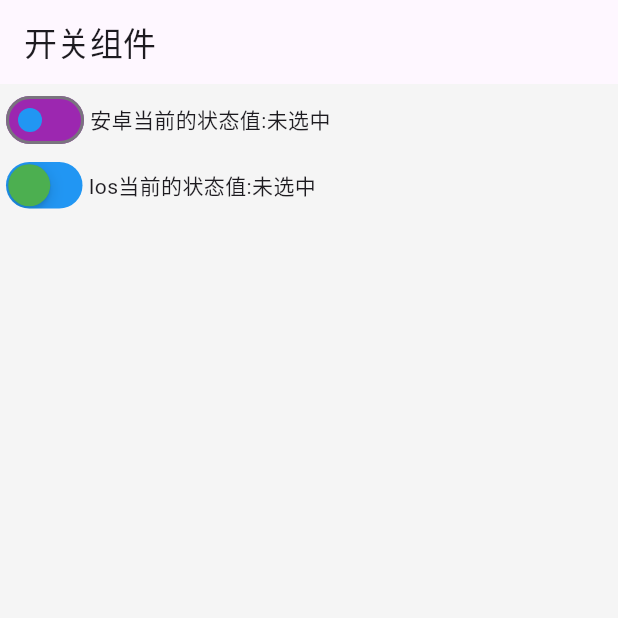
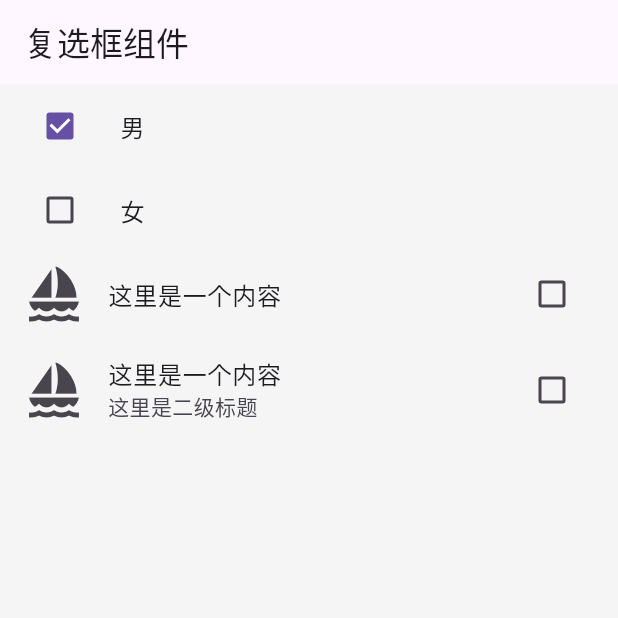
Before and after one commit to wxStart/flutter-dart-zhishi, a Flutter app: the screen it shows after launch, on a phone screen of 412 x 824 dp, the top half of it. Run offline on Flutter 3.47's test engine with Material 3 defaults, Android fonts, the phone set to English and light mode, and no system bars; our stand-ins replace dio, flutter_swiper_null_safety, shared_preferences.

Commit message:
复选框相关的内容

```diff
--- /dev/null
+++ b/lib/04表单/23.Checkbox.dart
@@ -0,0 +1,94 @@
+import 'package:flutter/material.dart';
+import 'package:flutter/cupertino.dart';
+
+class MyApp extends StatelessWidget {
+  @override
+  Widget build(BuildContext context) {
+    return MaterialApp(
+      home: Scaffold(
+        backgroundColor: Colors.grey[100],
+        appBar: AppBar(
+          title: const Text('复选框组件'),
+        ),
+        body: const Column(
+          children: [CheckBoxDemo()],
+        ),
+      ),
+    );
+  }
+}
+
+class CheckBoxDemo extends StatefulWidget {
+  const CheckBoxDemo({super.key});
+
+  @override
+  State<CheckBoxDemo> createState() => _CheckBoxDemoState();
+}
+
+class _CheckBoxDemoState extends State<CheckBoxDemo> {
+  bool _male = true;
+  bool _female = false;
+  bool _value = false;
+  @override
+  Widget build(BuildContext context) {
+    return Column(
+      children: [
+        ListTile(
+          leading: Checkbox(
+            value: _male,
+            onChanged: (value) {
+              setState(() {
+                _male = value!;
+              });
+            },
+          ),
+          title: const Text('男'),
+        ),
+        ListTile(
+          leading: Checkbox(
+            value: _female,
+            activeColor: Colors.red,
+            checkColor: Colors.blue,
+            // fillColor: Colors.yellow,
+            onChanged: (value) {
+              setState(() {
+                _female = value!;
+              });
+            },
+          ),
+          title: const Text('女'),
+        ),
+        CheckboxListTile(
+          value: _value,
+          onChanged: (value) {
+            setState(() {
+              _value = value!;
+            });
+          },
+          secondary: const Icon(
+            Icons.sailing,
+            size: 40,
+          ),
+          title: const Text('这里是一个内容'),
+        ),
+        CheckboxListTile(
+          value: _value,
+          onChanged: (value) {
+            setState(() {
+              _value = value!;
+            });
+          },
+          activeColor: Colors.amberAccent,
+          secondary: const Icon(
+            Icons.sailing,
+            size: 40,
+          ),
+          title: const Text('这里是一个内容'),
+          subtitle: const Text('这里是二级标题'),
+          selected: _value,
+          selectedTileColor: Colors.pink,
+        )
+      ],
+    );
+  }
+}
--- a/lib/main.dart
+++ b/lib/main.dart
@@ -25,7 +25,8 @@ import 'package:flutter/material.dart';
 // import './03路由相关/20.底部导航.dart';
 // import './03路由相关/21.tabs导航.dart';
 
-import './04表单/22.Switch.dart';
+// import './04表单/22.Switch.dart';
+import './04表单/23.Checkbox.dart';
 
 void main() => runApp(MyApp());
 
```
Also changed, not shown: 1 other file.
